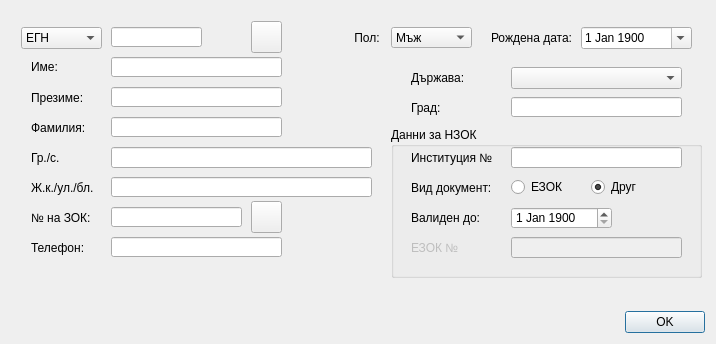
thefinalcutbg/DinoDent, file src/View/Widgets/PatientFormDialog.ui: the form before one commit.
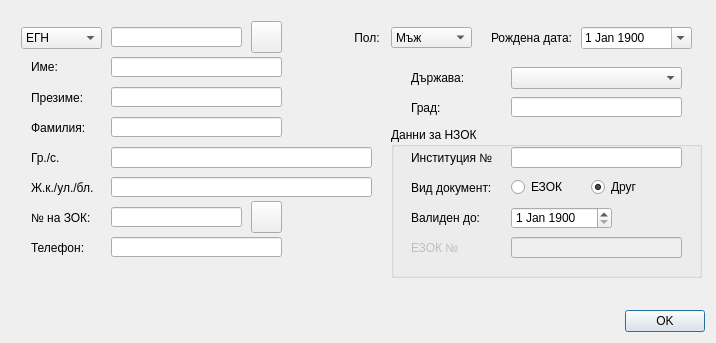
The form after the commit. Custom widgets are drawn as their Qt base class.

What changed in the file:
```diff
--- a/src/View/Widgets/PatientFormDialog.ui
+++ b/src/View/Widgets/PatientFormDialog.ui
@@ -7,7 +7,7 @@
     <x>0</x>
     <y>0</y>
     <width>716</width>
-    <height>344</height>
+    <height>343</height>
    </rect>
   </property>
   <property name="sizePolicy">
@@ -290,12 +290,12 @@
        <rect>
         <x>100</x>
         <y>16</y>
-        <width>91</width>
+        <width>131</width>
         <height>20</height>
        </rect>
       </property>
       <property name="sizePolicy">
-       <sizepolicy hsizetype="Preferred" vsizetype="Fixed">
+       <sizepolicy hsizetype="Expanding" vsizetype="Fixed">
         <horstretch>0</horstretch>
         <verstretch>0</verstretch>
        </sizepolicy>
```
Left out of the diff: 6 changed lines with no effect on the pictures.
